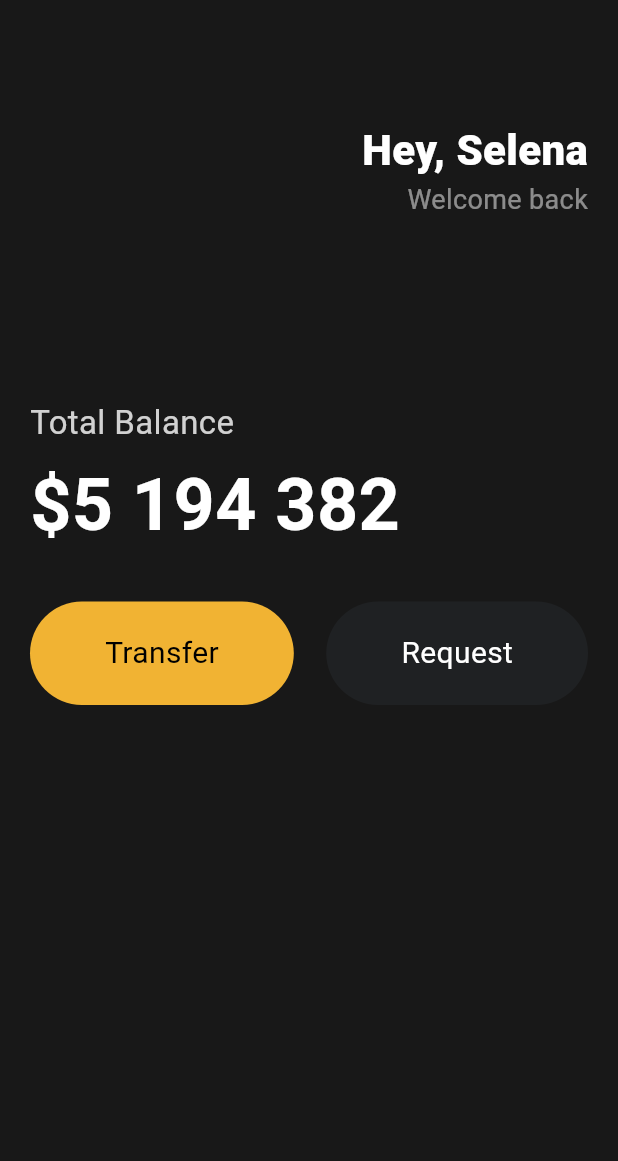
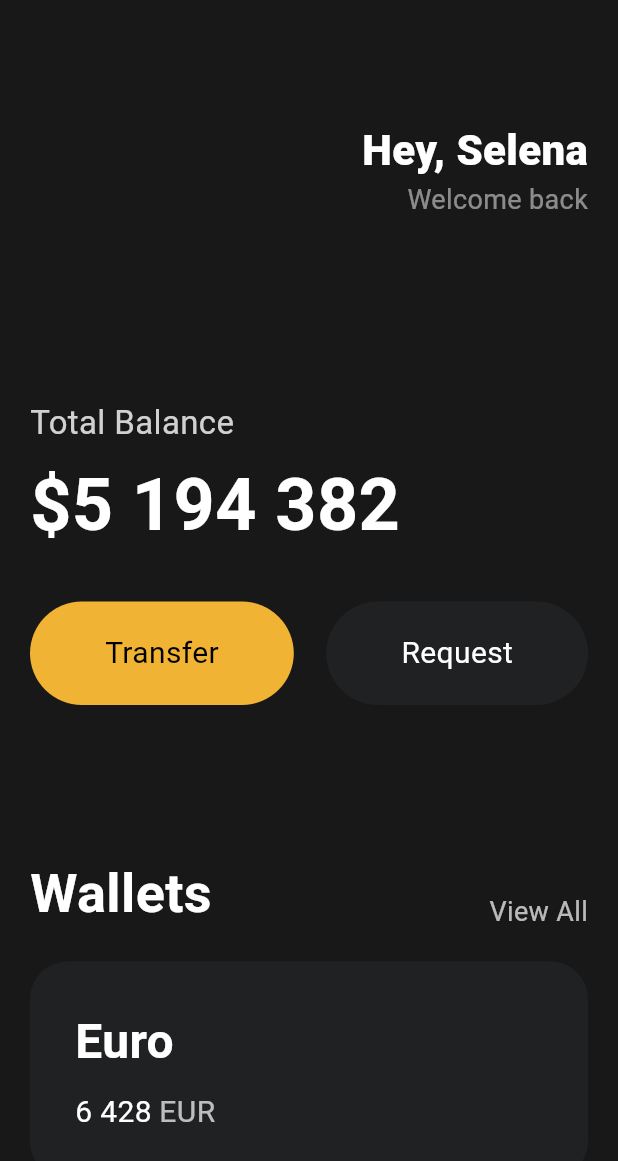
Before and after one commit to iinsue/toonflix, a Flutter app: the screen it shows after launch, on a phone screen of 412 x 824 dp. Shown: the top 1161 px of the screen. Run offline on Flutter 3.47's test engine with Material 3 defaults, Android fonts, the phone set to English and light mode, and no system bars.

```diff
--- a/lib/main.dart
+++ b/lib/main.dart
@@ -78,6 +78,72 @@ class App extends StatelessWidget {
                   ),
                 ],
               ),
+              const SizedBox(height: 100),
+              const Row(
+                crossAxisAlignment: CrossAxisAlignment.end,
+                mainAxisAlignment: MainAxisAlignment.spaceBetween,
+                children: [
+                  Text(
+                    "Wallets",
+                    style: TextStyle(
+                      color: Colors.white,
+                      fontSize: 36,
+                      fontWeight: FontWeight.w600,
+                    ),
+                  ),
+                  Text(
+                    "View All",
+                    style: TextStyle(color: Colors.white70, fontSize: 18),
+                  ),
+                ],
+              ),
+              const SizedBox(height: 20),
+              Container(
+                decoration: BoxDecoration(
+                  color: const Color(0xFF1F2123),
+                  borderRadius: BorderRadius.circular(25),
+                ),
+                child: const Padding(
+                  padding: EdgeInsets.all(30),
+                  child: Row(
+                    children: [
+                      Column(
+                        crossAxisAlignment: CrossAxisAlignment.start,
+                        children: [
+                          Text(
+                            "Euro",
+                            style: TextStyle(
+                              fontSize: 32,
+                              color: Colors.white,
+                              fontWeight: FontWeight.w600,
+                            ),
+                          ),
+                          SizedBox(height: 10),
+                          Row(
+                            children: [
+                              Text(
+                                '6 428',
+                                style: TextStyle(
+                                  fontSize: 20,
+                                  color: Colors.white,
+                                ),
+                              ),
+                              SizedBox(width: 5),
+                              Text(
+                                'EUR',
+                                style: TextStyle(
+                                  fontSize: 20,
+                                  color: Colors.white70,
+                                ),
+                              ),
+                            ],
+                          ),
+                        ],
+                      ),
+                    ],
+                  ),
+                ),
+              ),
             ],
           ),
         ),
```
